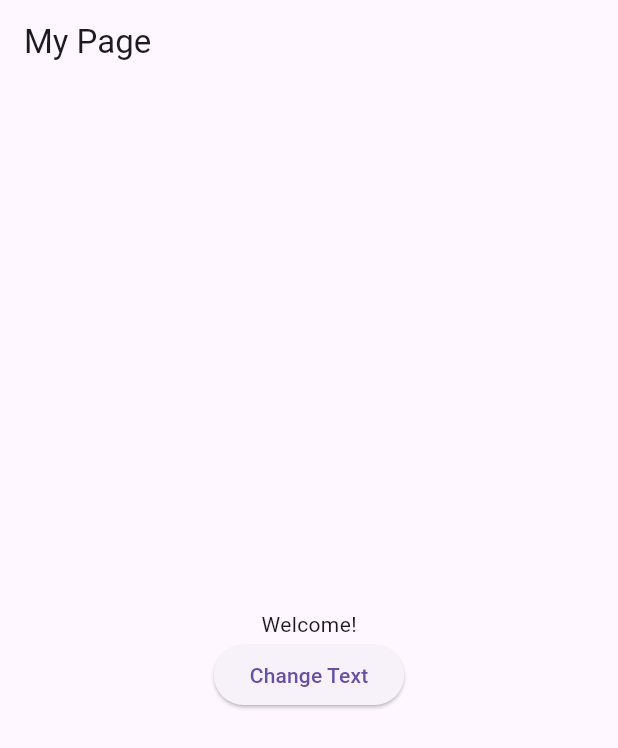
After one commit to fouratjebali/tunibet, a Flutter app: the HomePage screen opened directly, on a phone screen of 412 x 824 dp. The commit adds this screen. Shown: the top 748 px of the screen. Run offline on Flutter 3.47's test engine with Material 3 defaults, Android fonts, the phone set to English and light mode, and no system bars; our stand-ins replace font_awesome_flutter, shared_preferences; accounts and stored records are empty; network calls fail.

Commit message:
adding home page and api for login

```diff
--- a/backend-tunibet/package.json
+++ b/backend-tunibet/package.json
@@ -13,6 +13,7 @@
     "cors": "^2.8.5",
     "dotenv": "^16.4.7",
     "express": "^4.21.2",
+    "nodemon": "^3.1.9",
     "pg": "^8.14.1"
   }
 }
--- /dev/null
+++ b/lib/home_page.dart
@@ -0,0 +1,34 @@
+import 'package:flutter/material.dart';
+
+class HomePage extends StatefulWidget {
+  const HomePage({super.key}); // 🔹 `super.key` helps with widget reconstruction
+
+  @override
+  State<HomePage> createState() => _homepage();
+}
+
+class _homepage extends State<HomePage> {
+  String text = "Welcome!";
+
+  void changeText() {
+    setState(() {
+      text = "Flutter is awesome!";
+    });
+  }
+
+  @override
+  Widget build(BuildContext context) {
+    return Scaffold(
+      appBar: AppBar(title: const Text("My Page")),
+      body: Center(
+        child: Column(
+          mainAxisAlignment: MainAxisAlignment.center,
+          children: [
+            Text(text),
+            ElevatedButton(onPressed: changeText, child: const Text("Change Text")),
+          ],
+        ),
+      ),
+    );
+  }
+}
--- a/pubspec.yaml
+++ b/pubspec.yaml
@@ -17,6 +17,7 @@ dependencies:
 
   english_words: ^4.0.0
   provider: ^6.1.2
+  shared_preferences: ^2.5.2
 
 dev_dependencies:
   flutter_test:
```
Also changed, not shown: lib/landing-page.dart (+24 -4 lines), lib/signin_page.dart (+31 -9 lines), backend-tunibet/package-lock.json, pubspec.lock, 4 other files.
